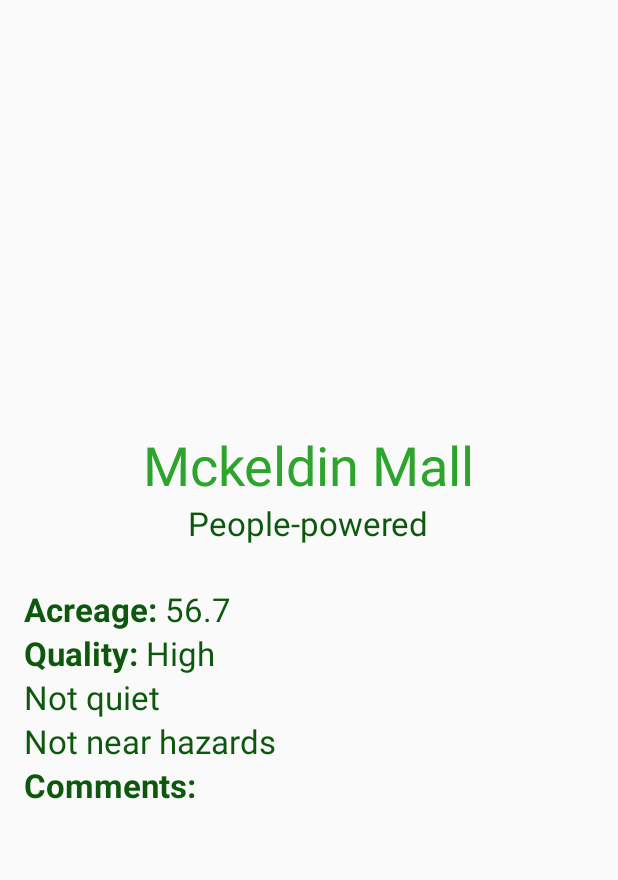
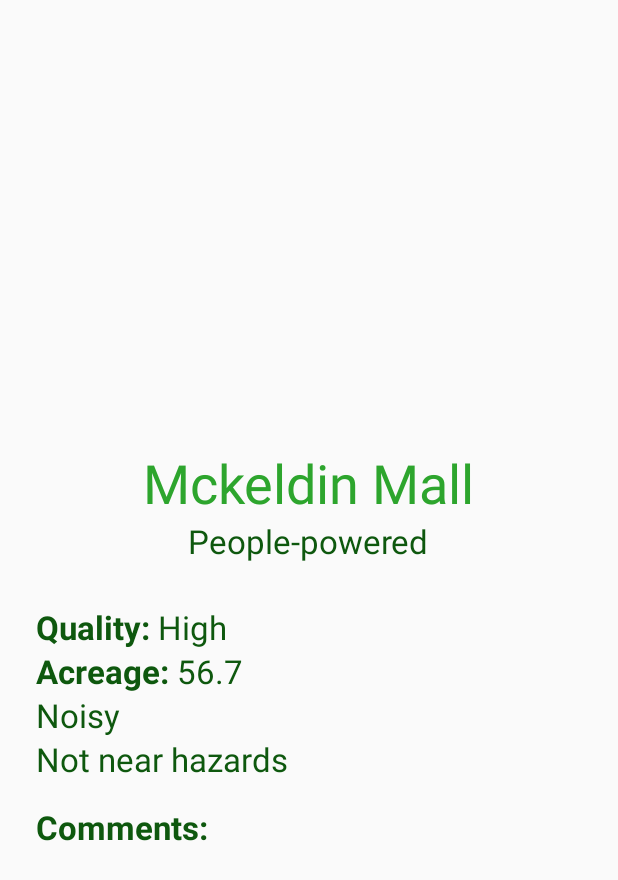
Before and after one commit to dgupta18/greenspaceaudit-436, an Android app: the DisplayGreenSpaceActivity screen opened directly, with no data from a screen before it, on a phone screen of 412 x 824 dp. Shown: the top 880 px of the screen. Run offline under Robolectric (Android 15) with nearby library versions, the phone set to English and light mode, and no system bars; our stand-ins replace Firebase (no records; nobody signed in at launch, a user with empty details on screens opened directly); 9 statements that could not run were skipped.

Commit message:
fixed scrolling the comments, made changes to greenspace display layout

```diff
--- a/app/src/main/java/com/example/green_space_audits/mainactivity/DisplayGreenSpaceActivity.kt
+++ b/app/src/main/java/com/example/green_space_audits/mainactivity/DisplayGreenSpaceActivity.kt
@@ -62,7 +62,7 @@ class DisplayGreenSpaceActivity : AppCompatActivity() {
                 if(dataSnapshot.child(greenspaceID).getValue<GreenSpace>(GreenSpace::class.java)!!.gsIsQuiet) {
                     quietTV.text = "Quiet"
                 } else {
-                    quietTV.text = "Not quiet"
+                    quietTV.text = "Noisy"
                 }
 
                 if(dataSnapshot.child(greenspaceID).getValue<GreenSpace>(GreenSpace::class.java)!!.gsIsNearHazards) {
--- a/app/src/main/java/com/example/green_space_audits/mainactivity/LoginActivity.kt
+++ b/app/src/main/java/com/example/green_space_audits/mainactivity/LoginActivity.kt
@@ -69,7 +69,7 @@ class LoginActivity : AppCompatActivity() {
                     val uid = mAuth?.uid
                     Log.d("Test", "Test")
 //                    val enter = Intent(this@LoginActivity, MapsActivity::class.java)
-                    val enter = Intent(this@LoginActivity, AddGreenSpaceActivity::class.java)
+                    val enter = Intent(this@LoginActivity, DisplayGreenSpaceActivity::class.java)
                     startActivity(enter)
 
                 }else{
--- a/app/src/main/res/layout/activity_displaygreenspace.xml
+++ b/app/src/main/res/layout/activity_displaygreenspace.xml
@@ -1,11 +1,14 @@
 <?xml version="1.0" encoding="utf-8"?>
 <LinearLayout xmlns:android="http://schemas.android.com/apk/res/android"
+    xmlns:tools="http://schemas.android.com/tools"
     android:layout_width="match_parent"
-    xmlns:tools="http://schemas.android.com/tools"
     android:layout_height="match_parent"
     android:gravity="center_vertical"
     android:orientation="vertical"
-    android:padding="16dp"
+    android:paddingLeft="24dp"
+    android:paddingTop="64dp"
+    android:paddingRight="24dp"
+    android:paddingBottom="24dp"
     tools:context=".DisplayGreenSpaceActivity">
 
     <TextView
@@ -13,65 +16,65 @@
         android:layout_width="wrap_content"
         android:layout_height="wrap_content"
         android:layout_gravity="center_horizontal"
-        android:textSize="36sp"
         android:text="Mckeldin Mall"
-        android:textColor="@color/colorPrimary"/>
+        android:textColor="@color/colorPrimary"
+        android:textSize="36sp" />
 
     <TextView
         android:id="@+id/typeView"
         android:layout_width="wrap_content"
         android:layout_height="wrap_content"
-        android:textSize="22sp"
         android:layout_gravity="center_horizontal"
         android:paddingBottom="28sp"
+        android:text="People-powered"
         android:textColor="@color/colorPrimaryDark"
-        android:text="People-powered"/>
+        android:textSize="22sp" />
 
     <!--    TODO: do we want to add a picture of the green space on maps here? if so, how do we do that? -->
 
     <LinearLayout
         android:layout_width="match_parent"
-        android:layout_height="wrap_content" >
+        android:layout_height="wrap_content">
+
+        <TextView
+            android:id="@+id/qualityLabel"
+            android:layout_width="wrap_content"
+            android:layout_height="wrap_content"
+            android:text="Quality: "
+            android:textColor="@color/colorPrimaryDark"
+            android:textSize="22sp"
+            android:textStyle="bold" />
+
+        <TextView
+            android:id="@+id/qualityView"
+            android:layout_width="wrap_content"
+            android:layout_height="wrap_content"
+            android:text="Low"
+            android:textColor="@color/colorPrimaryDark"
+            android:textSize="22sp" />
+
+    </LinearLayout>
+
+    <LinearLayout
+        android:layout_width="match_parent"
+        android:layout_height="wrap_content">
 
         <TextView
             android:id="@+id/acresLabel"
             android:layout_width="wrap_content"
             android:layout_height="wrap_content"
             android:text="Acreage: "
+            android:textColor="@color/colorPrimaryDark"
             android:textSize="22sp"
-            android:textStyle="bold"
-            android:textColor="@color/colorPrimaryDark" />
+            android:textStyle="bold" />
 
         <TextView
             android:id="@+id/acresView"
             android:layout_width="wrap_content"
             android:layout_height="wrap_content"
-            android:textSize="22sp"
+            android:text="56.7"
             android:textColor="@color/colorPrimaryDark"
-            android:text="56.7"/>
-
-    </LinearLayout>
-
-    <LinearLayout
-        android:layout_width="match_parent"
-        android:layout_height="wrap_content" >
-
-        <TextView
-            android:id="@+id/qualityLabel"
-            android:layout_width="wrap_content"
-            android:layout_height="wrap_content"
-            android:text="Quality: "
-            android:textStyle="bold"
-            android:textSize="22sp"
-            android:textColor="@color/colorPrimaryDark" />
-
-        <TextView
-            android:id="@+id/qualityView"
-            android:layout_width="wrap_content"
-            android:layout_height="wrap_content"
-            android:textSize="22sp"
-            android:textColor="@color/colorPrimaryDark"
-            android:text="Low"/>
+            android:textSize="22sp" />
 
     </LinearLayout>
 
@@ -79,32 +82,40 @@
         android:id="@+id/quietView"
         android:layout_width="wrap_content"
         android:layout_height="wrap_content"
-        android:textSize="22sp"
+        android:text="Quiet"
         android:textColor="@color/colorPrimaryDark"
-        android:text="Quiet"/>
+        android:textSize="22sp" />
 
     <TextView
         android:id="@+id/hazardsView"
         android:layout_width="wrap_content"
         android:layout_height="wrap_content"
+        android:text="Near Hazards"
+        android:textColor="@color/colorPrimaryDark"
+        android:textSize="22sp" />
+
+    <TextView
+        android:layout_width="wrap_content"
+        android:layout_height="wrap_content"
+        android:paddingTop="16dp"
+        android:text="Comments:"
+        android:textColor="@color/colorPrimaryDark"
         android:textSize="22sp"
-        android:textColor="@color/colorPrimaryDark"
-        android:text="Near Hazards"/>
+        android:textStyle="bold" />
 
-    <LinearLayout
-        android:id="@+id/linear_layout"
+    <ScrollView
         android:layout_width="match_parent"
-        android:layout_height="wrap_content"
-        android:orientation="vertical"
-        android:textColor="@color/colorPrimaryDark">
-        <TextView
-            android:layout_width="wrap_content"
+        android:layout_height="wrap_content">
+
+        <LinearLayout
+            android:id="@+id/linear_layout"
+            android:layout_width="match_parent"
             android:layout_height="wrap_content"
-            android:textSize="22sp"
-            android:text="Comments:"
-            android:textStyle="bold"
-            android:textColor="@color/colorPrimaryDark"/>
+            android:orientation="vertical"
+            android:textColor="@color/colorPrimaryDark">
 
-    </LinearLayout>
+
+        </LinearLayout>
+    </ScrollView>
 
 </LinearLayout>
```
